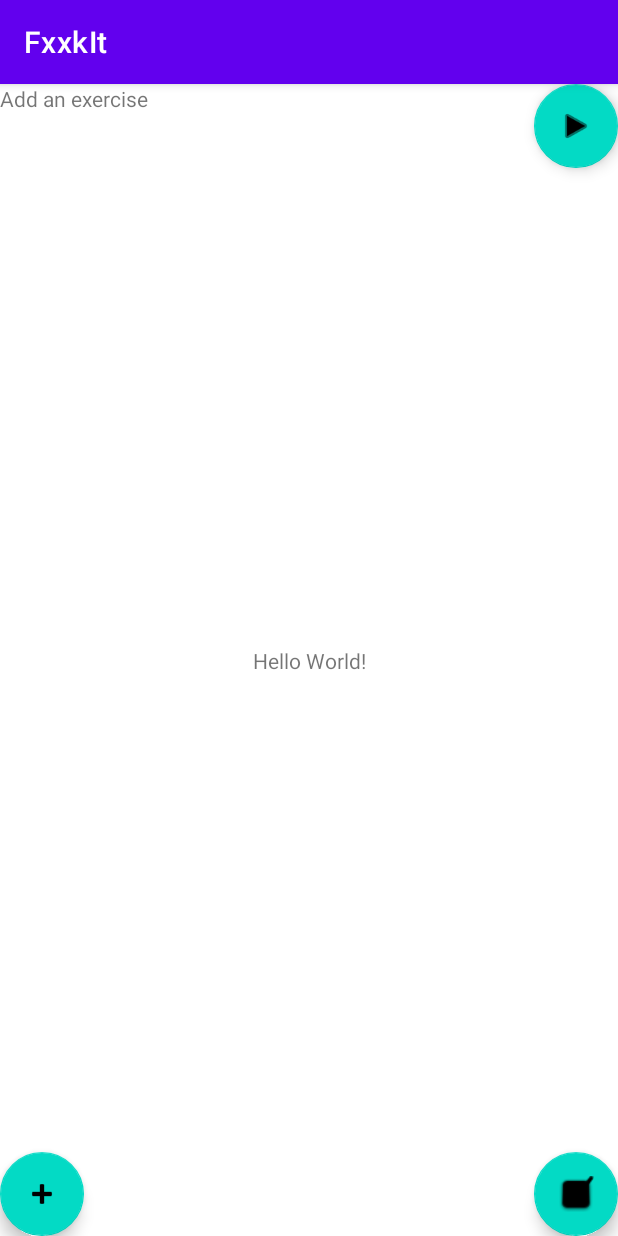
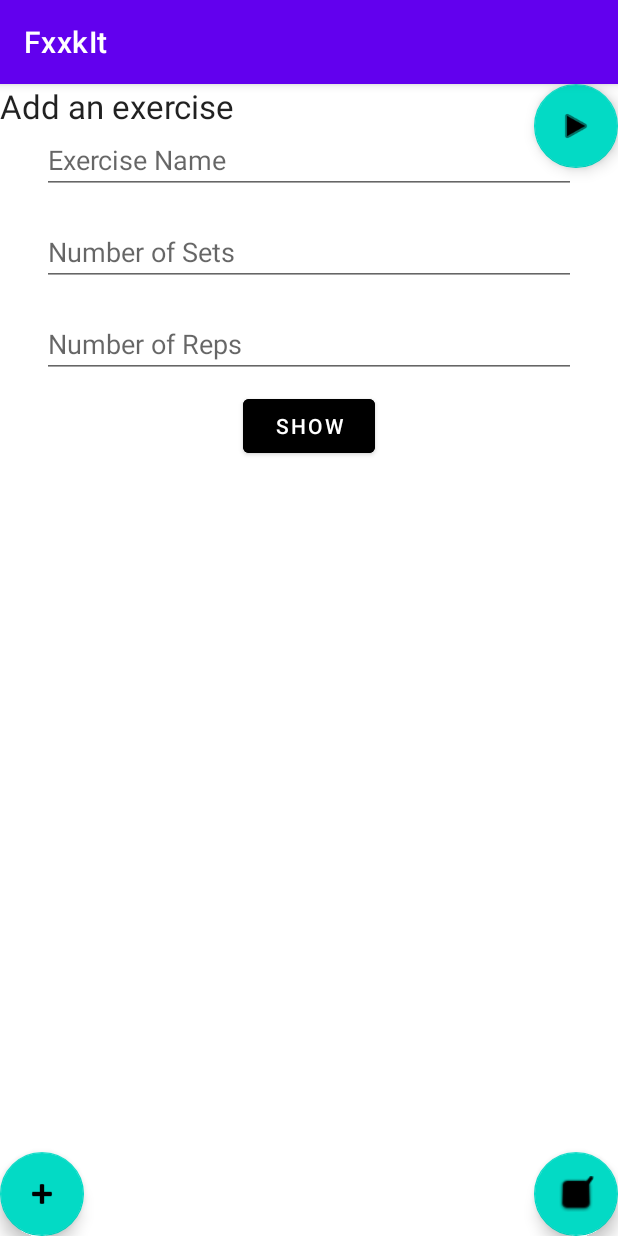
Before and after one commit to SarahCooperDev/FxxkItExercise, an Android app: the fragment AddExerciseFragment placed in its activity, on a phone screen of 412 x 824 dp. Run offline under Robolectric (Android 15) with nearby library versions, the phone set to English and light mode, and no system bars.

Commit message:
basic input for adding exercises added

```diff
--- a/app/src/main/java/com/example/fxxkit/AddExerciseFragment.kt
+++ b/app/src/main/java/com/example/fxxkit/AddExerciseFragment.kt
@@ -5,6 +5,9 @@ import androidx.fragment.app.Fragment
 import android.view.LayoutInflater
 import android.view.View
 import android.view.ViewGroup
+import android.widget.Button
+import android.widget.EditText
+import android.widget.Toast
 
 /**
  * A simple [Fragment] subclass.
@@ -24,8 +27,20 @@ class AddExerciseFragment : Fragment() {
         inflater: LayoutInflater, container: ViewGroup?,
         savedInstanceState: Bundle?
     ): View? {
-        // Inflate the layout for this fragment
-        return inflater.inflate(R.layout.fragment_add_exercise, container, false)
+        val view =  inflater.inflate(R.layout.fragment_add_exercise, container, false)
+
+        val exNameInput = view.findViewById<EditText>(R.id.exercise_name)
+        val exSetNosInput = view.findViewById<EditText>(R.id.exercise_set_nos)
+        val exRepNosInput = view.findViewById<EditText>(R.id.exercise_rep_nos)
+
+
+        val showBtn = view.findViewById<Button>(R.id.add_exercise_btn)
+        showBtn.setOnClickListener{view ->
+            val text = exNameInput.text.toString() + ", " + exSetNosInput.text.toString() + ", " + exRepNosInput.text.toString()
+            Toast.makeText(activity, text, Toast.LENGTH_SHORT).show()
+        }
+
+        return view
     }
 
     companion object {
--- a/app/src/main/java/com/example/fxxkit/ExerciseListFragment.kt
+++ b/app/src/main/java/com/example/fxxkit/ExerciseListFragment.kt
@@ -5,9 +5,13 @@ import androidx.fragment.app.Fragment
 import android.view.LayoutInflater
 import android.view.View
 import android.view.ViewGroup
+import android.widget.Button
+import android.widget.EditText
+import android.widget.Toast
 import androidx.recyclerview.widget.LinearLayoutManager
 import androidx.recyclerview.widget.RecyclerView
 import com.example.fxxkit.ViewModel.ExerciseViewModel
+import com.google.android.material.snackbar.Snackbar
 
 /**
  * A simple [Fragment] subclass.
@@ -19,6 +23,7 @@ class ExerciseListFragment : Fragment() {
     private var layoutManager: RecyclerView.LayoutManager? = null
     private var exerciseListAdapter: RecyclerView.Adapter<ExerciseListAdapter.ExerciseListViewHolder>? = null
     private lateinit var exerciseList: ArrayList<ExerciseViewModel>
+
 
     override fun onCreate(savedInstanceState: Bundle?) {
         super.onCreate(savedInstanceState)
@@ -32,7 +37,6 @@ class ExerciseListFragment : Fragment() {
         var view = inflater.inflate(R.layout.fragment_exercise_list, container, false)
         var recycler = view.findViewById<RecyclerView>(R.id.exercise_list_rv)
         recycler.layoutManager = LinearLayoutManager(activity)
-
 
         createExerciseList()
 
--- a/app/src/main/java/com/example/fxxkit/MainActivity.kt
+++ b/app/src/main/java/com/example/fxxkit/MainActivity.kt
@@ -45,13 +45,9 @@ class MainActivity : AppCompatActivity() {
         }
 
         addExerciseBtn.setOnClickListener { view ->
-            Snackbar.make(view, "Add exercise button clicked", Snackbar.LENGTH_SHORT)
-                .setAction("Action", null).show()
-
             supportFragmentManager.beginTransaction()
                 .replace(R.id.main_fragment_view, AddExerciseFragment.newInstance(), "addexercise")
                 .commit()
         }
-
     }
 }
--- a/app/src/main/res/layout/activity_main.xml
+++ b/app/src/main/res/layout/activity_main.xml
@@ -5,15 +5,6 @@
     android:layout_width="match_parent"
     android:layout_height="match_parent"
     tools:context=".MainActivity">
-
-    <TextView
-        android:layout_width="wrap_content"
-        android:layout_height="wrap_content"
-        android:text="Hello World!"
-        app:layout_constraintBottom_toBottomOf="parent"
-        app:layout_constraintEnd_toEndOf="parent"
-        app:layout_constraintStart_toStartOf="parent"
-        app:layout_constraintTop_toTopOf="parent" />
 
     <androidx.fragment.app.FragmentContainerView
         android:id="@+id/main_fragment_view"
--- a/app/src/main/res/layout/fragment_add_exercise.xml
+++ b/app/src/main/res/layout/fragment_add_exercise.xml
@@ -5,10 +5,51 @@
     android:layout_height="match_parent"
     tools:context=".AddExerciseFragment">
 
-    <!-- TODO: Update blank fragment layout -->
     <TextView
         android:layout_width="match_parent"
         android:layout_height="match_parent"
-        android:text="Add an exercise" />
+        android:text="Add an exercise"
+        android:textAppearance="@style/TextAppearance.AppCompat.Large" />
+
+    <LinearLayout
+        android:orientation="vertical"
+        android:layout_width="match_parent"
+        android:layout_height="wrap_content"
+        android:layout_margin="20dp">
+
+        <EditText
+            android:layout_width="match_parent"
+            android:layout_height="wrap_content"
+            android:id="@+id/exercise_name"
+            android:layout_margin="8dp"
+            android:hint="Exercise Name"
+            android:inputType="text"/>
+
+        <EditText
+            android:layout_width="match_parent"
+            android:layout_height="wrap_content"
+            android:id="@+id/exercise_set_nos"
+            android:layout_margin="8dp"
+            android:hint="Number of Sets"
+            android:inputType="text"/>
+
+        <EditText
+            android:layout_width="match_parent"
+            android:layout_height="wrap_content"
+            android:id="@+id/exercise_rep_nos"
+            android:layout_margin="8dp"
+            android:hint="Number of Reps"
+            android:inputType="text"/>
+
+
+        <Button
+            android:layout_width="wrap_content"
+            android:layout_height="wrap_content"
+            android:id="@+id/add_exercise_btn"
+            android:layout_gravity="center_horizontal"
+            android:text="show"
+            android:backgroundTint="@color/black"
+            android:textColor="@color/white"/>
+    </LinearLayout>
 
 </FrameLayout>
--- a/app/src/main/res/layout/fragment_exercise_list.xml
+++ b/app/src/main/res/layout/fragment_exercise_list.xml
@@ -26,7 +26,8 @@
     <RelativeLayout
         android:id="@+id/linearLayout"
         android:layout_width="match_parent"
-        android:layout_height="wrap_content">
+        android:layout_height="wrap_content"
+        app:layout_constraintTop_toBottomOf="@id/linearLayout2">
 
         <androidx.recyclerview.widget.RecyclerView
             android:id="@+id/exercise_list_rv"
```
Also changed, not shown: app/src/main/java/com/example/fxxkit/WorkoutListFragment.kt (added, +49 -0 lines), app/src/main/res/layout/fragment_workout_list.xml (added, +13 -0 lines).
